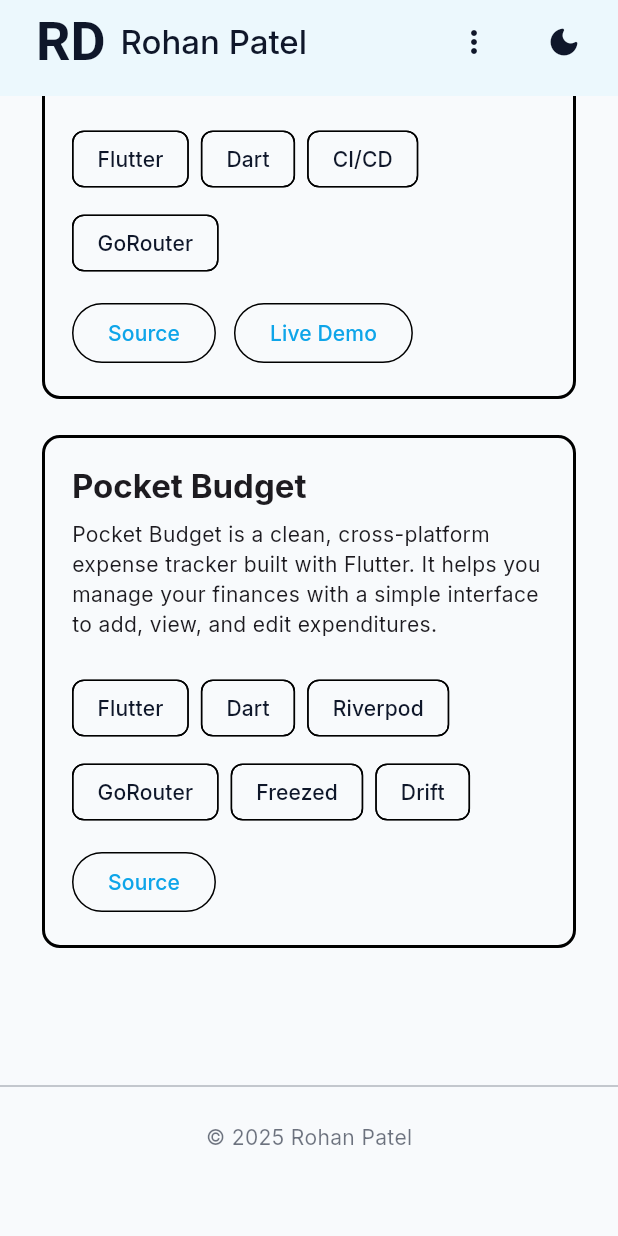
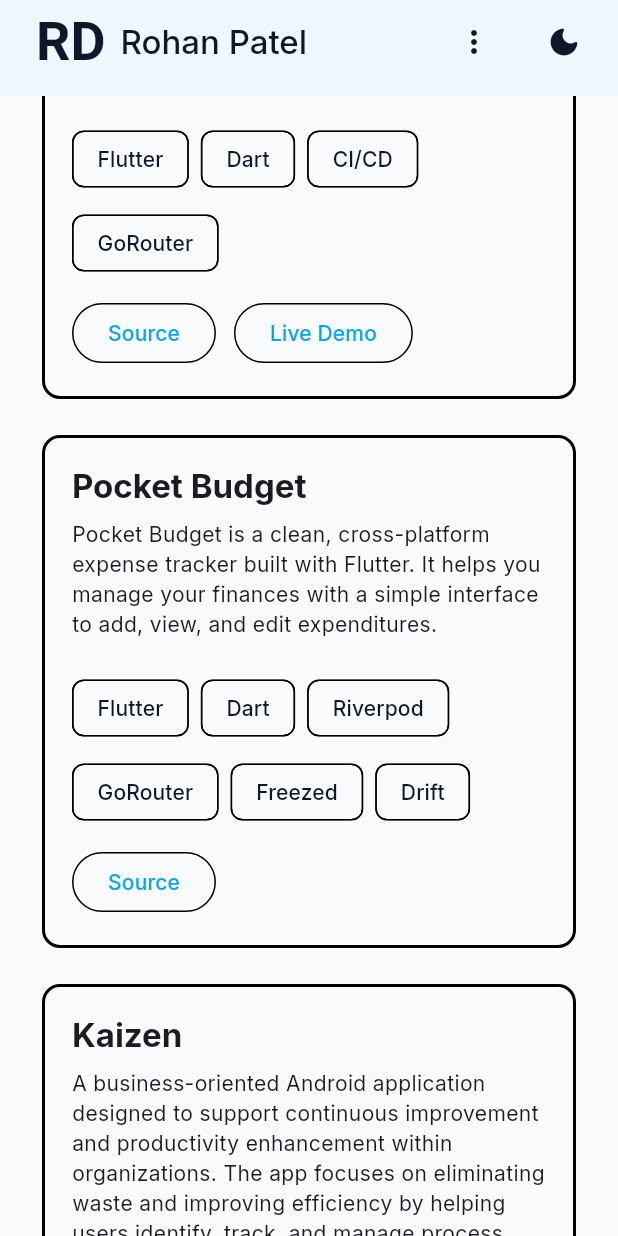
Before and after one commit to RohanPatel1303/Rohan-Patel-Portfolio-All-Platforms, a Flutter app: the ProjectsPage screen opened by its route, scrolled down 220 dp, on a phone screen of 412 x 824 dp. Run offline on Flutter 3.47's test engine with Material 3 defaults, Android fonts, the light colour scheme and no system bars; our stand-ins replace go_router, google_fonts, open_filex, shared_preferences; accounts and stored records are empty; Roboto replaces fonts that are missing (Sarpanch).

Commit message:
Ui Fixes

```diff
--- a/lib/pages/project_page.dart
+++ b/lib/pages/project_page.dart
@@ -42,6 +42,25 @@ class _ProjectsPageState extends State<ProjectsPage> {
       tech: ['Flutter', 'Dart', 'Riverpod', 'GoRouter', 'Freezed', 'Drift'],
       repoUrl: 'https://github.com/deadhack1/rohan_portfolio_website',
     ),
+    ProjectData(
+      title: 'Kaizen',
+      description:
+          "A business-oriented Android application designed to support continuous improvement and productivity enhancement within organizations. The app focuses on eliminating waste and improving efficiency by helping users identify, track, and manage process improvements directly from their mobile device. It reflects the core Kaizen philosophy of ongoing incremental progress and provides a tool for professionals to engage with improvement activities efficiently.",
+      tech: [
+        'Flutter',
+        'Dart',
+        'Postman',
+        '.net Core API',
+        'Microsoft SQL Server',
+      ],
+    ),
+    ProjectData(
+      title: 'Calculator',
+      description:
+          "Built a fully functional cross-platform calculator app using React Native, designed to run on both Android and iOS devices. Implemented core arithmetic operations with a clean, responsive user interface and intuitive button controls. Focused on state management, UI layout with React Native components, and delivering a smooth mobile experience. Demonstrated ability to structure a real-world app, handle user input, and apply JavaScript logic within a native-style framework.",
+      tech: ['React Native', 'React Hooks'],
+      repoUrl: 'https://github.com/RohanPatel1303/Calculator-React-Native.git',
+    ),
   ];
 
   @override
@@ -57,14 +76,14 @@ class _ProjectsPageState extends State<ProjectsPage> {
             children: [
               Text(
                 'Projects',
-                style: Theme.of(context)
-                    .textTheme
-                    .headlineSmall!
-                    .copyWith(fontWeight: FontWeight.bold),
+                style: Theme.of(context).textTheme.headlineSmall!.copyWith(
+                  fontWeight: FontWeight.bold,
+                ),
               ),
               const SizedBox(height: 12),
               // 3. Keep LayoutBuilder to solve the "crossAxisExtent > 0" error
-              LayoutBuilder(builder: (context, constraints) {
+              LayoutBuilder(
+                builder: (context, constraints) {
                   // Guard against layout passes where width isn't ready
                   if (constraints.maxWidth == 0) {
                     return const SizedBox.shrink();
@@ -74,7 +93,8 @@ class _ProjectsPageState extends State<ProjectsPage> {
                     // 4. Keep shrinkWrap and physics to make it behave inside the ScrollView
                     shrinkWrap: true,
                     physics: const NeverScrollableScrollPhysics(),
-                  gridDelegate: const SliverGridDelegateWithMaxCrossAxisExtent(
+                    gridDelegate:
+                        const SliverGridDelegateWithMaxCrossAxisExtent(
                           maxCrossAxisExtent: 500,
                           crossAxisSpacing: 16,
                           mainAxisSpacing: 16,
@@ -92,7 +112,8 @@ class _ProjectsPageState extends State<ProjectsPage> {
                       );
                     },
                   );
-              }),
+                },
+              ),
             ],
           ),
         ),
@@ -121,13 +142,12 @@ class _ProjectCard extends StatelessWidget {
     return Card(
       shape: RoundedRectangleBorder(
         borderRadius: BorderRadius.circular(12),
-        side: BorderSide(
-          color: Theme.of(context).dividerColor,
-          width: 2,
-        ),
+        side: BorderSide(color: Theme.of(context).dividerColor, width: 2),
       ),
       elevation: 0,
       surfaceTintColor: Colors.transparent,
+      child: SizedBox(
+        height: 350, // Match mainAxisExtent of grid
         child: Padding(
           padding: const EdgeInsets.all(20.0),
           child: Column(
@@ -142,10 +162,8 @@ class _ProjectCard extends StatelessWidget {
               ),
               const SizedBox(height: 8),
               Expanded(
-              child: Text(
-                description,
-                overflow: TextOverflow.ellipsis,
-                maxLines: 8,
+                child: SingleChildScrollView(
+                  child: Text(description),
                 ),
               ),
               const SizedBox(height: 8),
@@ -169,8 +187,9 @@ class _ProjectCard extends StatelessWidget {
                       child: const Text("Live Demo"),
                     ),
                 ],
-            )
+              ),
             ],
+          ),
         ),
       ),
     );
```
Lines whose indentation alone changed are shown as unchanged.
